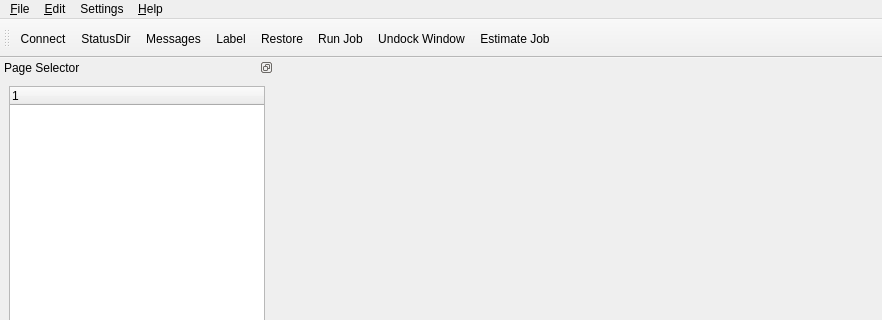
Old version of the form bacula/src/qt-console/main.ui in the repository rkorzeniewski/bacula; both pictures show x 0 to 882 and y 0 to 320 of the 882 by 689 pixel window.
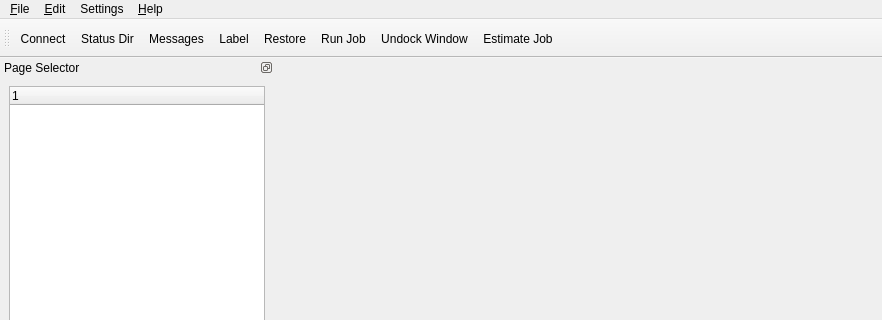
New version of the form. Icons and pictures are not drawn.

Commit message: Add icon to label class in page selector. Turn media edit into a inheritor of the page class to put it on the stack. Added status tips for buttons in main.ui via designer Added truly fancy method of editing retention and use duration in media edit.

The edit to the form file:
```diff
--- a/bacula/src/qt-console/main.ui
+++ b/bacula/src/qt-console/main.ui
@@ -456,7 +456,10 @@
     <iconset resource="main.qrc" >:/images/status.png</iconset>
    </property>
    <property name="text" >
-    <string>StatusDir</string>
+    <string comment="Query status of director" >Status Dir</string>
+   </property>
+   <property name="iconText" >
+    <string>Status Dir</string>
    </property>
    <property name="toolTip" >
     <string>status dir</string>
```
Left out of the diff: 35 changed lines with no effect on the pictures. The commit also changes 7 other files.
